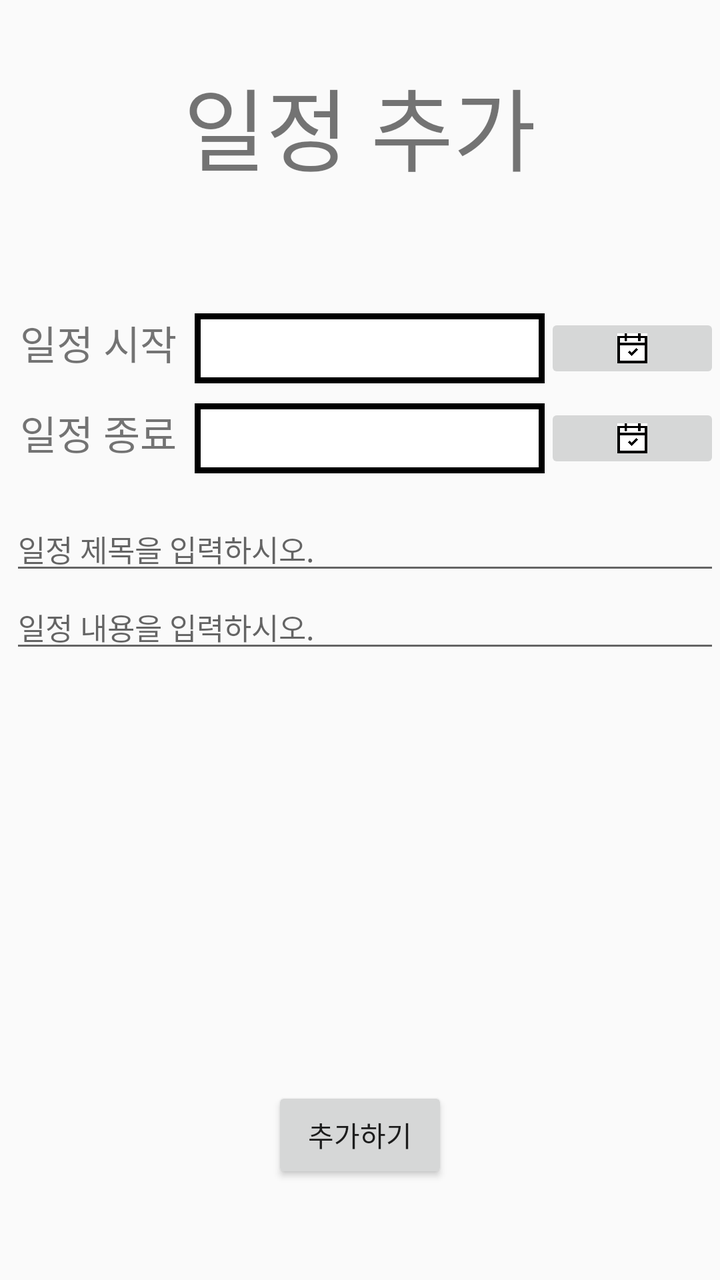
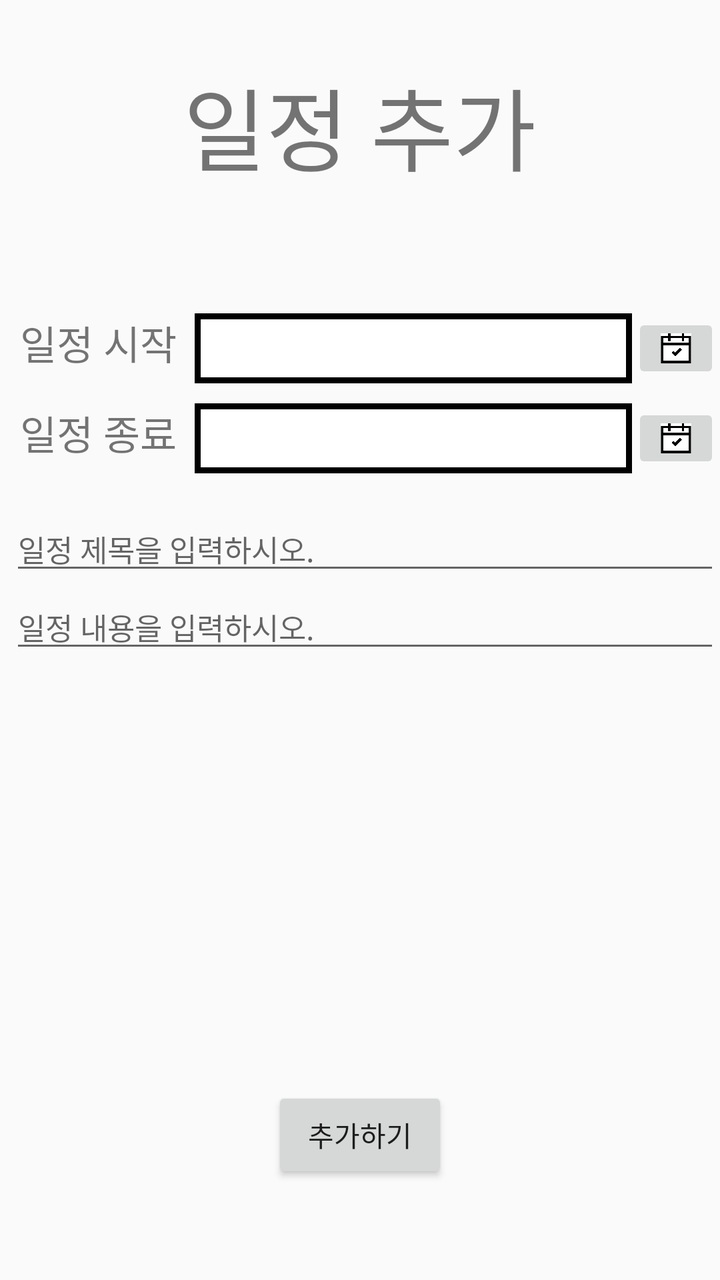

Before-and-after screenshots of an Android layout around one commit, followed by the original layout XML and the change that was made.
<!-- AndroidManifest.xml: application theme Theme.AppCompat.Light.DarkActionBar -->
<!-- res/layout/activity_schedule_add.xml -->
<?xml version="1.0" encoding="utf-8"?>
<LinearLayout xmlns:android="http://schemas.android.com/apk/res/android"
    xmlns:app="http://schemas.android.com/apk/res-auto"
    xmlns:tools="http://schemas.android.com/tools"
    android:layout_width="match_parent"
    android:layout_height="match_parent"
    tools:context=".ScheduleAdd"
    android:orientation="vertical"
    android:weightSum="6">
    <TextView
        android:layout_marginTop="30dp"
        android:layout_width="wrap_content"
        android:layout_height="0dp"
        android:layout_gravity="center"
        android:textSize="45dp"
        android:text="일정 추가"
        android:layout_weight="1"/>

    <LinearLayout
        android:layout_width="match_parent"
        android:layout_height="0dp"
        android:orientation="vertical"
        android:layout_marginTop="30dp"
        android:layout_weight="1">
        <LinearLayout
            android:layout_marginLeft="10dp"
            android:layout_width="match_parent"
            android:layout_height="wrap_content"
            android:weightSum="4">
            <TextView
                android:layout_width="0dp"
                android:layout_height="wrap_content"
                android:layout_weight="1"
                android:textSize="20dp"
                android:text="일정 시작"/>
            <TextView
                android:id="@+id/startDay"
                android:layout_width="0dp"
                android:layout_height="match_parent"
                android:background="@drawable/edge"
                android:layout_weight="2"
                android:textSize="20dp" />
            <ImageButton
                android:id="@+id/startDate"
                android:layout_width="0dp"
                android:layout_height="35dp"
                android:scaleType="fitCenter"
                android:layout_weight="1"
                android:src="@drawable/calendar"/>

        </LinearLayout>
        <LinearLayout
            android:layout_marginLeft="10dp"
            android:layout_width="match_parent"
            android:layout_height="wrap_content"
            android:layout_marginTop="10dp"
            android:weightSum="4">
            <TextView
                android:layout_width="0dp"
                android:layout_height="wrap_content"
                android:layout_weight="1"
                android:textSize="20dp"
                android:text="일정 종료"/>
            <TextView
                android:id="@+id/endDay"
                android:layout_width="0dp"
                android:layout_height="match_parent"
                android:background="@drawable/edge"
                android:layout_weight="2"
                android:textSize="20dp" />

            <ImageButton
                android:id="@+id/endDate"
                android:layout_width="0dp"
                android:layout_height="35dp"
                android:scaleType="fitCenter"
                android:layout_weight="1"
                android:src="@drawable/calendar"/>

        </LinearLayout>

   </LinearLayout>

    <LinearLayout
        android:layout_width="match_parent"
        android:layout_height="0dp"
        android:orientation="vertical"
        android:layout_weight="3">
        <EditText
            android:id="@+id/scheduleTitle"
            android:layout_width="match_parent"
            android:layout_height="wrap_content"
            android:textSize="15dp"
            android:layout_marginLeft="5dp"
            android:hint="일정 제목을 입력하시오."/>
        <EditText
            android:id="@+id/scheduleContents"
            android:layout_width="match_parent"
            android:layout_height="wrap_content"
            android:hint="일정 내용을 입력하시오."
            android:layout_marginLeft="5dp"
            android:textSize="15dp"
            android:isScrollContainer="true"
            android:inputType="textMultiLine"
            android:maxHeight="100dp"/>
    </LinearLayout>


    <Button
        android:layout_gravity="center"
        android:id="@+id/scheduleAdd"
        android:layout_weight="0.5"
        android:layout_width="wrap_content"
        android:layout_height="0dp"
        android:text="추가하기"/>


</LinearLayout>
<!-- resources referenced by this layout -->
<resources>
  <!-- drawable calendar: png bitmap (drawable, 4533 bytes) -->
  <!-- drawable edge (drawable) -->
  <?xml version="1.0" encoding="utf-8"?>
  <layer-list xmlns:android="http://schemas.android.com/apk/res/android">
      <item>
          <shape android:shape="rectangle">
              <stroke android:width = "3dp" android:color ="#000000"/>
              <solid android:color="#FFFFFF"/>
          </shape>
      </item>
  
  </layer-list>
</resources>

<!-- the commit's change to res/layout/activity_schedule_add.xml (unified diff, before → after) -->
@@ -38,14 +38,14 @@
                 android:layout_width="0dp"
                 android:layout_height="match_parent"
                 android:background="@drawable/edge"
-                android:layout_weight="2"
+                android:layout_weight="2.5"
                 android:textSize="20dp" />
             <ImageButton
                 android:id="@+id/startDate"
                 android:layout_width="0dp"
                 android:layout_height="35dp"
                 android:scaleType="fitCenter"
-                android:layout_weight="1"
+                android:layout_weight="0.5"
                 android:src="@drawable/calendar"/>
 
         </LinearLayout>
@@ -66,7 +66,7 @@
                 android:layout_width="0dp"
                 android:layout_height="match_parent"
                 android:background="@drawable/edge"
-                android:layout_weight="2"
+                android:layout_weight="2.5"
                 android:textSize="20dp" />
 
             <ImageButton
@@ -74,7 +74,7 @@
                 android:layout_width="0dp"
                 android:layout_height="35dp"
                 android:scaleType="fitCenter"
-                android:layout_weight="1"
+                android:layout_weight="0.5"
                 android:src="@drawable/calendar"/>
 
         </LinearLayout>
